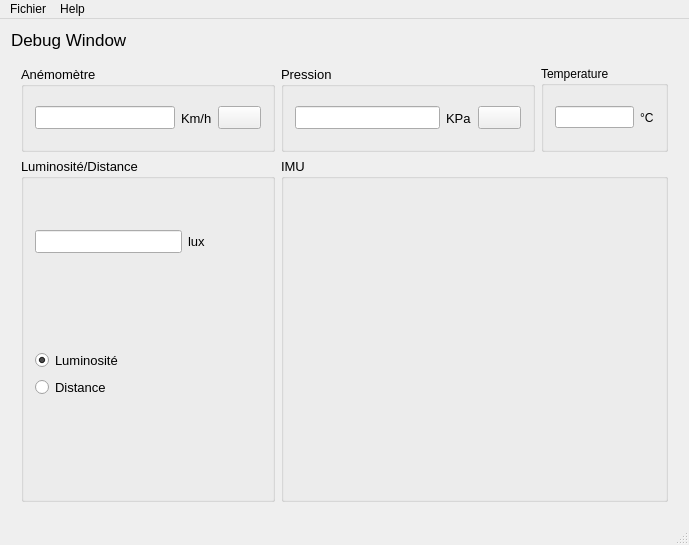
dorianleveque/S7-CRS-BUS-CAN, file WORKSPACE_QT/IHM_Bus_CAN/mainwindow.ui: the form before one commit.
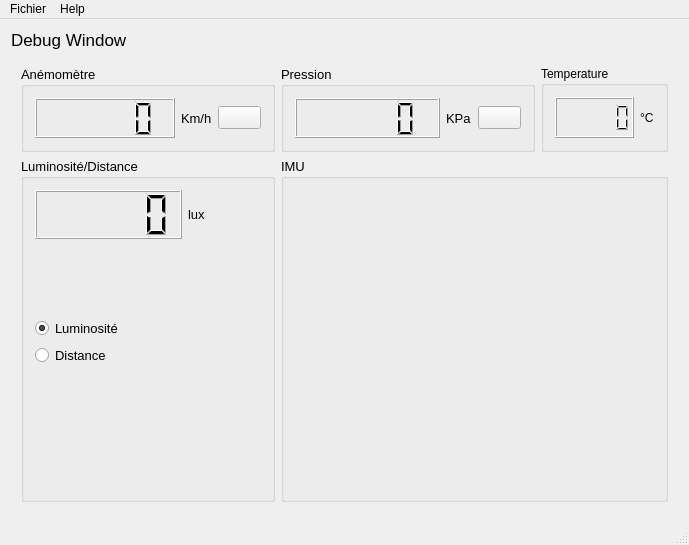
The form after the commit. Icons and pictures are not drawn.

What changed in the file:
```diff
--- a/WORKSPACE_QT/IHM_Bus_CAN/mainwindow.ui
+++ b/WORKSPACE_QT/IHM_Bus_CAN/mainwindow.ui
@@ -74,13 +74,9 @@
           <property name="title">
            <string>Anémomètre</string>
           </property>
-          <layout class="QHBoxLayout" name="horizontalLayout_2">
+          <layout class="QHBoxLayout" name="horizontalLayout_2" stretch="2,0,0">
            <item>
-            <widget class="QLineEdit" name="anemoField">
-             <property name="readOnly">
-              <bool>true</bool>
-             </property>
-            </widget>
+            <widget class="QLCDNumber" name="anemoField"/>
            </item>
            <item>
             <widget class="QLabel" name="label_2">
@@ -113,34 +109,14 @@
           <property name="title">
            <string>Luminosité/Distance </string>
           </property>
-          <layout class="QVBoxLayout" name="verticalLayout_2">
-           <item>
-            <spacer name="verticalSpacer_3">
-             <property name="orientation">
-              <enum>Qt::Vertical</enum>
-             </property>
-             <property name="sizeType">
-              <enum>QSizePolicy::Preferred</enum>
-             </property>
-             <property name="sizeHint" stdset="0">
-              <size>
-               <width>20</width>
-               <height>40</height>
-              </size>
-             </property>
-            </spacer>
-           </item>
+          <layout class="QVBoxLayout" name="verticalLayout_2" stretch="1,4,1">
            <item>
             <layout class="QHBoxLayout" name="horizontalLayout_5" stretch="2,1">
              <property name="topMargin">
               <number>0</number>
              </property>
              <item>
-              <widget class="QLineEdit" name="luxRangeField">
-               <property name="readOnly">
-                <bool>true</bool>
-               </property>
-              </widget>
+              <widget class="QLCDNumber" name="luxRangeField"/>
              </item>
              <item>
               <widget class="QLabel" name="luxRangeLabel">
@@ -177,7 +153,7 @@
               </widget>
              </item>
              <item>
-              <widget class="QRadioButton" name="distance_button">
+              <widget class="QRadioButton" name="range_button">
                <property name="text">
                 <string>Distance</string>
                </property>
@@ -198,6 +174,19 @@
              </item>
             </layout>
            </item>
+           <item>
+            <spacer name="verticalSpacer_3">
+             <property name="orientation">
+              <enum>Qt::Vertical</enum>
+             </property>
+             <property name="sizeHint" stdset="0">
+              <size>
+               <width>20</width>
+               <height>40</height>
+              </size>
+             </property>
+            </spacer>
+           </item>
           </layout>
          </widget>
         </item>
@@ -211,13 +200,9 @@
           <property name="title">
            <string>Pression</string>
           </property>
-          <layout class="QHBoxLayout" name="horizontalLayout_3">
+          <layout class="QHBoxLayout" name="horizontalLayout_3" stretch="2,0,0">
            <item>
-            <widget class="QLineEdit" name="pressureField">
-             <property name="readOnly">
-              <bool>true</bool>
-             </property>
-            </widget>
+            <widget class="QLCDNumber" name="pressureField"/>
            </item>
            <item>
             <widget class="QLabel" name="label_3">
@@ -245,13 +230,9 @@
           <property name="title">
            <string>Temperature</string>
           </property>
-          <layout class="QHBoxLayout" name="horizontalLayout_4">
+          <layout class="QHBoxLayout" name="horizontalLayout_4" stretch="2,0">
            <item>
-            <widget class="QLineEdit" name="temperatureField">
-             <property name="readOnly">
-              <bool>true</bool>
-             </property>
-            </widget>
+            <widget class="QLCDNumber" name="temperatureField"/>
            </item>
            <item>
             <widget class="QLabel" name="label_4">
@@ -292,7 +273,7 @@
      <x>0</x>
      <y>0</y>
      <width>689</width>
-     <height>22</height>
+     <height>20</height>
     </rect>
    </property>
    <widget class="QMenu" name="menuFichier">
```
Left out of the diff: 2 changed lines with no effect on the pictures.
